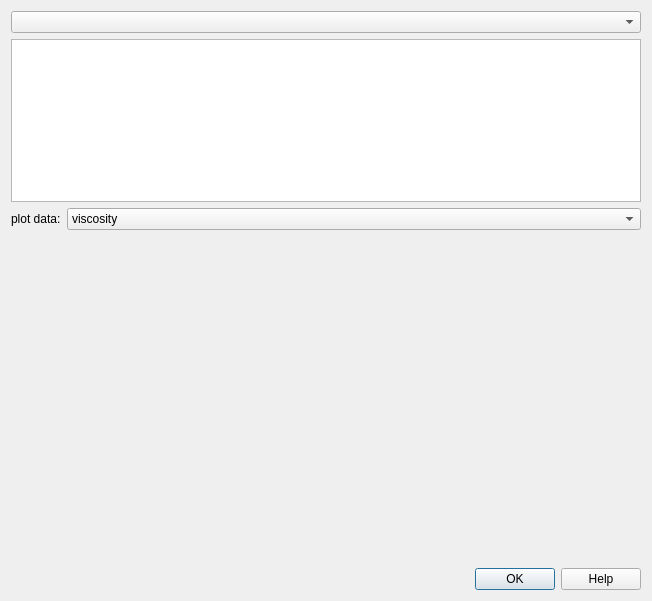
Before: the Qt Designer form plugins/calc_diffcoeff/dlgcomponentinfo.ui in jkriege2/QuickFit3, drawn with Qt 5.
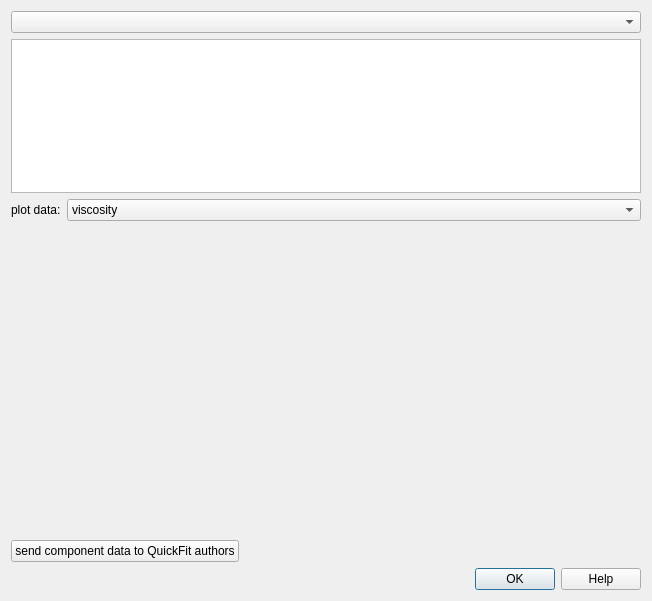
After: the same form once the commit is applied. Icons and pictures are not drawn. Custom widgets are drawn as their Qt base class.

Commit message: QuickFit3/calc_diffcoeff:   - added two more solute components   - added possibility to calculate ellipsoid and cylinder diffusion coefficients   - improved documentation

Patch:
```diff
--- a/plugins/calc_diffcoeff/dlgcomponentinfo.ui
+++ b/plugins/calc_diffcoeff/dlgcomponentinfo.ui
@@ -17,7 +17,7 @@
    <iconset resource="qfediffusioncoefficientcalculator.qrc">
     <normaloff>:/calc_diffcoeff/qfediffusioncoefficientcalculator.png</normaloff>:/calc_diffcoeff/qfediffusioncoefficientcalculator.png</iconset>
   </property>
-  <layout class="QVBoxLayout" name="verticalLayout" stretch="0,1,0,2,0">
+  <layout class="QVBoxLayout" name="verticalLayout" stretch="0,1,0,2,0,0">
    <item>
     <widget class="QComboBox" name="comboBox"/>
    </item>
@@ -70,6 +70,34 @@
    <item>
     <widget class="JKQtPlotter" name="plotter" native="true"/>
    </item>
+   <item>
+    <layout class="QHBoxLayout" name="horizontalLayout">
+     <item>
+      <widget class="QPushButton" name="btnMailData">
+       <property name="text">
+        <string>send component data to QuickFit authors</string>
+       </property>
+       <property name="icon">
+        <iconset resource="../../lib/lib.qrc">
+         <normaloff>:/lib/mail.png</normaloff>:/lib/mail.png</iconset>
+       </property>
+      </widget>
+     </item>
+     <item>
+      <spacer name="horizontalSpacer">
+       <property name="orientation">
+        <enum>Qt::Horizontal</enum>
+       </property>
+       <property name="sizeHint" stdset="0">
+        <size>
+         <width>40</width>
+         <height>20</height>
+        </size>
+       </property>
+      </spacer>
+     </item>
+    </layout>
+   </item>
    <item>
     <widget class="QDialogButtonBox" name="buttonBox">
      <property name="orientation">
```
Left out of the diff: 2 changed lines with no effect on the pictures. The commit also changes 23 other files.
